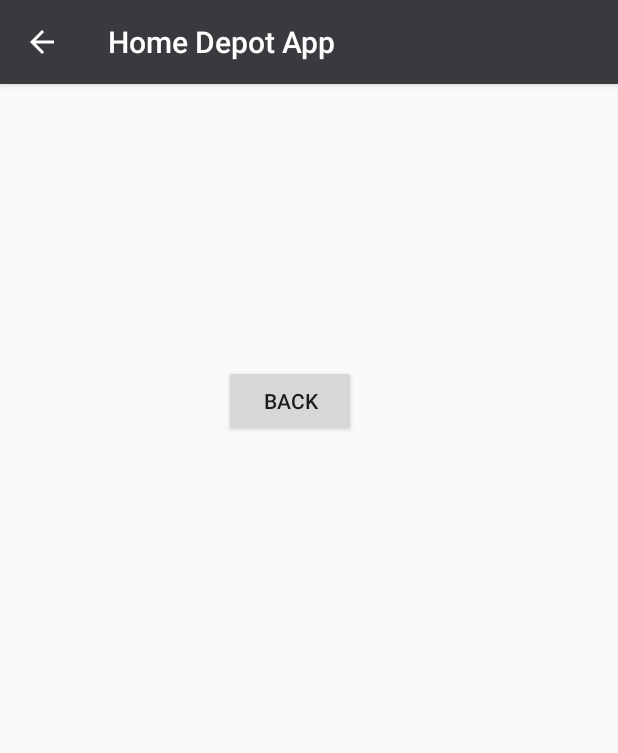
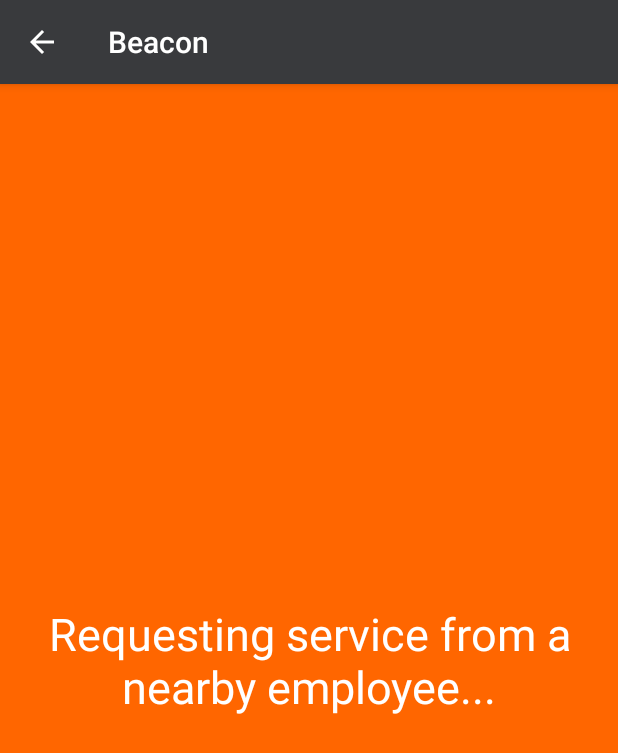
Before and after one commit to IshanArya/Beacon, an Android app: the HelpActivity screen opened directly, with no data from a screen before it, on a phone screen of 412 x 824 dp. Shown: the top 753 px of the screen. Run offline under Robolectric (Android 15) with nearby library versions, the light colour scheme and no system bars; Roboto replaces fonts that are not available here.

Commit message:
Done. Part 2.

```diff
--- a/HomeDepotApp/app/src/main/java/com/hackathon/fellas/homedepotapp/HelpActivity.kt
+++ b/HomeDepotApp/app/src/main/java/com/hackathon/fellas/homedepotapp/HelpActivity.kt
@@ -3,7 +3,6 @@
 import android.content.Intent
 import android.os.Bundle
 import android.support.v7.app.AppCompatActivity
-import kotlinx.android.synthetic.main.activity_help_.returnHomeButton
 import kotlinx.android.synthetic.main.activity_search.*
 
 class HelpActivity : AppCompatActivity() {
@@ -11,11 +10,5 @@
     override fun onCreate(savedInstanceState: Bundle?) {
         super.onCreate(savedInstanceState)
         setContentView(R.layout.activity_help_)
-
-        returnHomeButton.setOnClickListener {
-            val intent = Intent(this, MainActivity::class.java)
-            startActivity(intent)
-        }
-
     }
 }
--- a/HomeDepotApp/app/src/main/res/layout/activity_help_.xml
+++ b/HomeDepotApp/app/src/main/res/layout/activity_help_.xml
@@ -3,16 +3,21 @@
     xmlns:app="http://schemas.android.com/apk/res-auto"
     xmlns:tools="http://schemas.android.com/tools"
     android:layout_width="wrap_content"
-    android:layout_height="wrap_content"
+    android:layout_height="fill_parent"
+    android:background="@color/orange"
     tools:context=".HelpActivity">
 
-    <Button
-        android:id="@+id/returnHomeButton"
-        android:layout_width="wrap_content"
-        android:layout_height="wrap_content"
-        android:layout_alignParentStart="true"
-        android:layout_alignParentTop="true"
-        android:layout_marginStart="149dp"
-        android:layout_marginTop="187dp"
-        android:text="Back" />
+    <TextView
+        android:id="@+id/instructions"
+        android:layout_width="match_parent"
+        android:layout_height="100dp"
+        android:text="Requesting service from a nearby employee..."
+        android:layout_below="@id/arrowView"
+        android:layout_centerHorizontal="true"
+        android:layout_centerVertical="true"
+        android:textAppearance="?android:attr/textAppearanceLarge"
+        android:textColor="@android:color/background_light"
+        android:background="@color/orange"
+        android:textSize="30sp"
+        android:gravity="center" />
 </RelativeLayout>
--- a/HomeDepotApp/app/src/main/res/values/strings.xml
+++ b/HomeDepotApp/app/src/main/res/values/strings.xml
@@ -1,5 +1,5 @@
 <resources>
-    <string name="app_name">Home Depot App</string>
+    <string name="app_name">Beacon</string>
     <string name="my_list_underlined"><u>My List</u></string>
     <string name="right">Right</string>
     <string name="home">Home</string>
```
Also changed, not shown: HomeDepotApp/app/src/main/java/com/hackathon/fellas/homedepotapp/Navigation.kt (+8 -8 lines).
